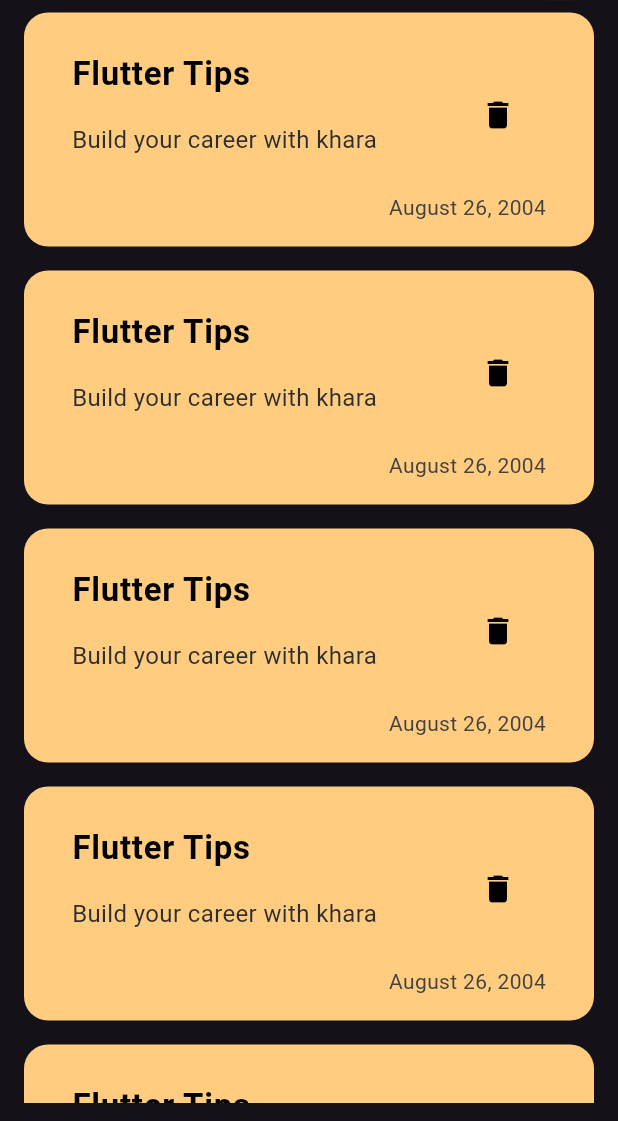
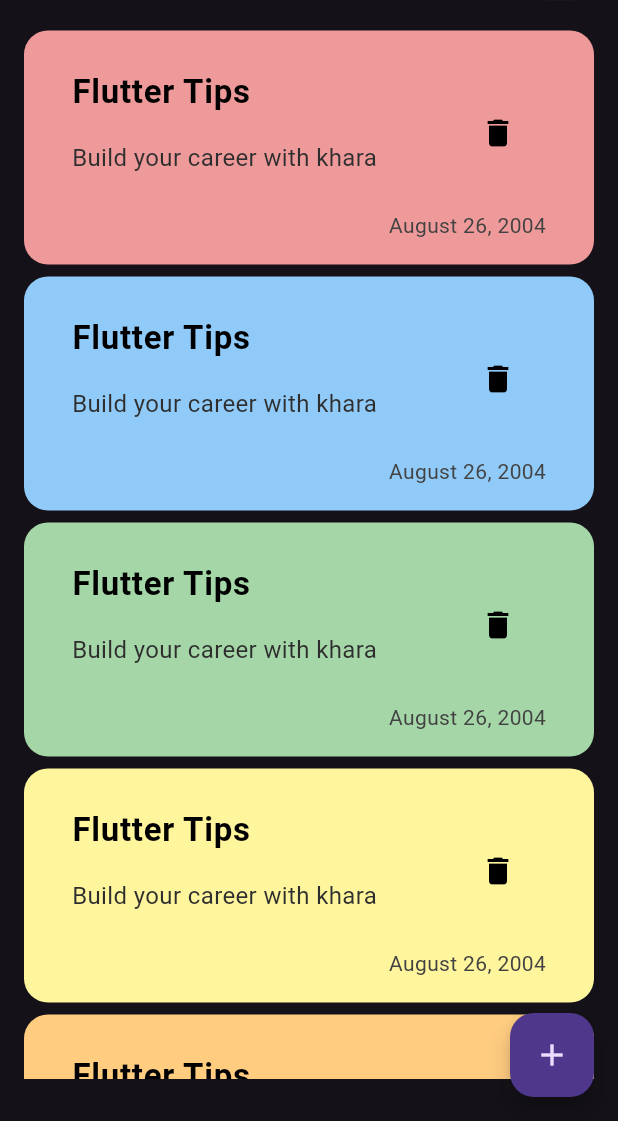
Before and after one commit to youssefkh288/notes_app, a Flutter app: the screen it shows after launch, on a phone screen of 412 x 824 dp, the part 115-1236 px from its top. Run offline on Flutter 3.47's test engine with Material 3 defaults, Android fonts, the phone set to English and light mode, and no system bars.

Commit message:
show modal bottom sheet

```diff
--- a/lib/views/notes_view.dart
+++ b/lib/views/notes_view.dart
@@ -1,4 +1,5 @@
 import 'package:flutter/material.dart';
+import 'package:notes_app/widgets/add_note_bottom_sheet.dart';
 import 'package:notes_app/widgets/notes_view_body.dart';
 
 class NotesView extends StatelessWidget {
@@ -6,6 +7,19 @@ class NotesView extends StatelessWidget {
 
   @override
   Widget build(BuildContext context) {
-    return Scaffold(body: NotesViewBody());
+    return Scaffold(
+      floatingActionButton: FloatingActionButton(
+        onPressed: () {
+          showModalBottomSheet(
+            context: context,
+            builder: (context) {
+              return AddNoteBottomSheet();
+            },
+          );
+        },
+        child: Icon(Icons.add),
+      ),
+      body: NotesViewBody(),
+    );
   }
 }
--- /dev/null
+++ b/lib/widgets/add_note_bottom_sheet.dart
@@ -0,0 +1,11 @@
+
+import 'package:flutter/material.dart';
+
+class AddNoteBottomSheet extends StatelessWidget {
+  const AddNoteBottomSheet({super.key});
+
+  @override
+  Widget build(BuildContext context) {
+    return Container();
+  }
+}
--- a/lib/widgets/custom_notes_item.dart
+++ b/lib/widgets/custom_notes_item.dart
@@ -1,13 +1,14 @@
 import 'package:flutter/material.dart';
 
 class NotesItem extends StatelessWidget {
-  const NotesItem({super.key});
+  const NotesItem({super.key, required this.bgColor});
+  final Color bgColor;
 
   @override
   Widget build(BuildContext context) {
     return Container(
       padding: const EdgeInsets.all(16),
-      decoration: BoxDecoration(color: Color(0xffFFCC80), borderRadius: BorderRadius.circular(16)),
+      decoration: BoxDecoration(color: bgColor, borderRadius: BorderRadius.circular(16)),
       child: Column(
         crossAxisAlignment: CrossAxisAlignment.end,
         children: [
--- a/lib/widgets/notes_list_view.dart
+++ b/lib/widgets/notes_list_view.dart
@@ -3,13 +3,31 @@ import 'package:notes_app/widgets/custom_notes_item.dart';
 
 class NotesListView extends StatelessWidget {
   const NotesListView({super.key});
-
+  final bgColor = const [
+    Color(0xFFEF9A9A), // soft red
+    Color(0xFF90CAF9), // soft blue
+    Color(0xFFA5D6A7), // mint green
+    Color(0xFFFFF59D), // pastel yellow
+    Color(0xFFFFCC80), // warm orange
+    Color(0xFFCE93D8), // lavender purple
+    Color(0xFF80CBC4), // teal pastel
+    Color(0xFFFFAB91), // peach
+    Color(0xFFB39DDB), // soft indigo
+    Color(0xFFC5E1A5), // lime green
+  ];
   @override
   Widget build(BuildContext context) {
-    return ListView.builder(
-      itemBuilder: (context, index) {
-        return Padding(padding: EdgeInsets.symmetric(vertical: 8.0), child: NotesItem());
-      },
+    return Padding(
+      padding: const EdgeInsets.symmetric(vertical: 16.0),
+      child: ListView.builder(
+        itemCount: bgColor.length,
+        itemBuilder: (context, index) {
+          return Padding(
+            padding: EdgeInsets.symmetric(vertical: 4.0),
+            child: NotesItem(bgColor: bgColor[index]),
+          );
+        },
+      ),
     );
   }
 }
```
